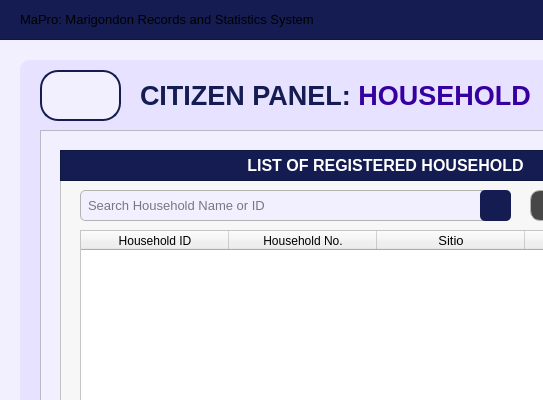
Qt form Resources/UIs/MainPages/CitizenPanelPages/cp_household.ui (Yohhannn/Barangay-Records-Statistics-System) before a commit; both pictures show x 0 to 543 and y 0 to 400 of the 1350 by 850 pixel window.
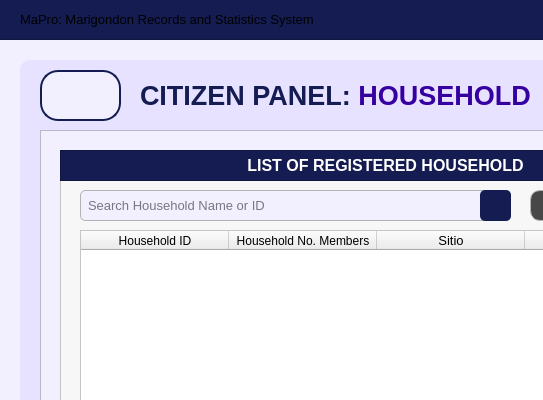
The same form after that commit. Icons and pictures are not drawn.

Commit message: - Updated household table column

Patch:
```diff
--- a/Resources/UIs/MainPages/CitizenPanelPages/cp_household.ui
+++ b/Resources/UIs/MainPages/CitizenPanelPages/cp_household.ui
@@ -436,7 +436,7 @@
       </column>
       <column>
        <property name="text">
-        <string>Household No.</string>
+        <string>Household No. Members</string>
        </property>
        <property name="font">
         <font>
```
